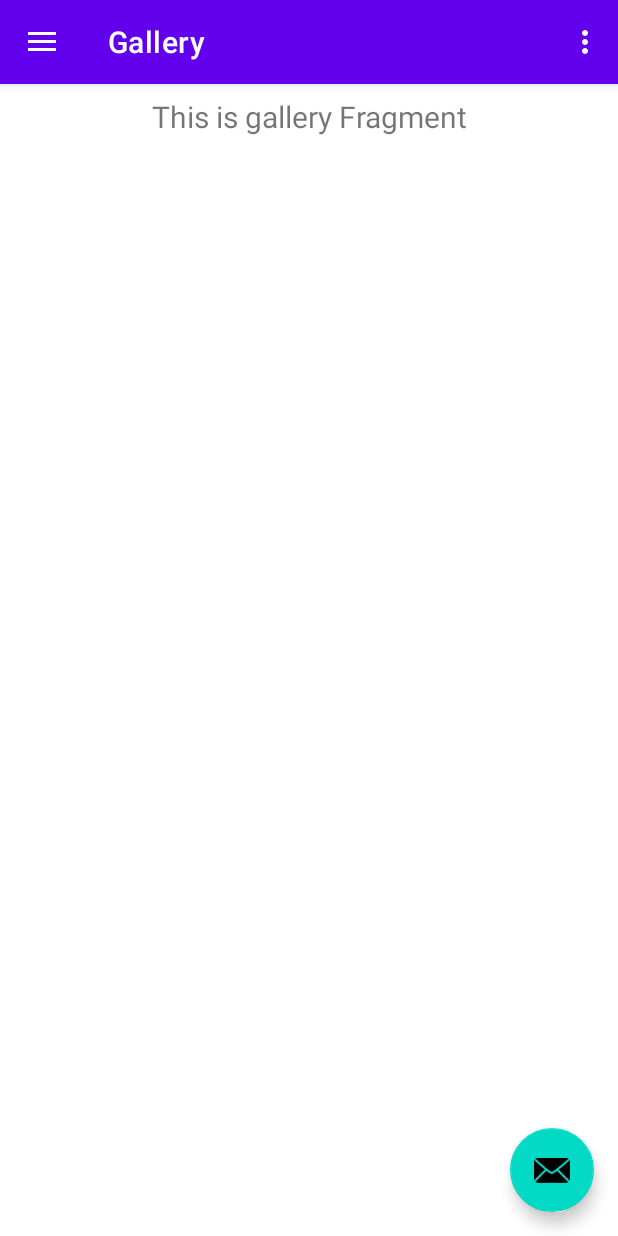
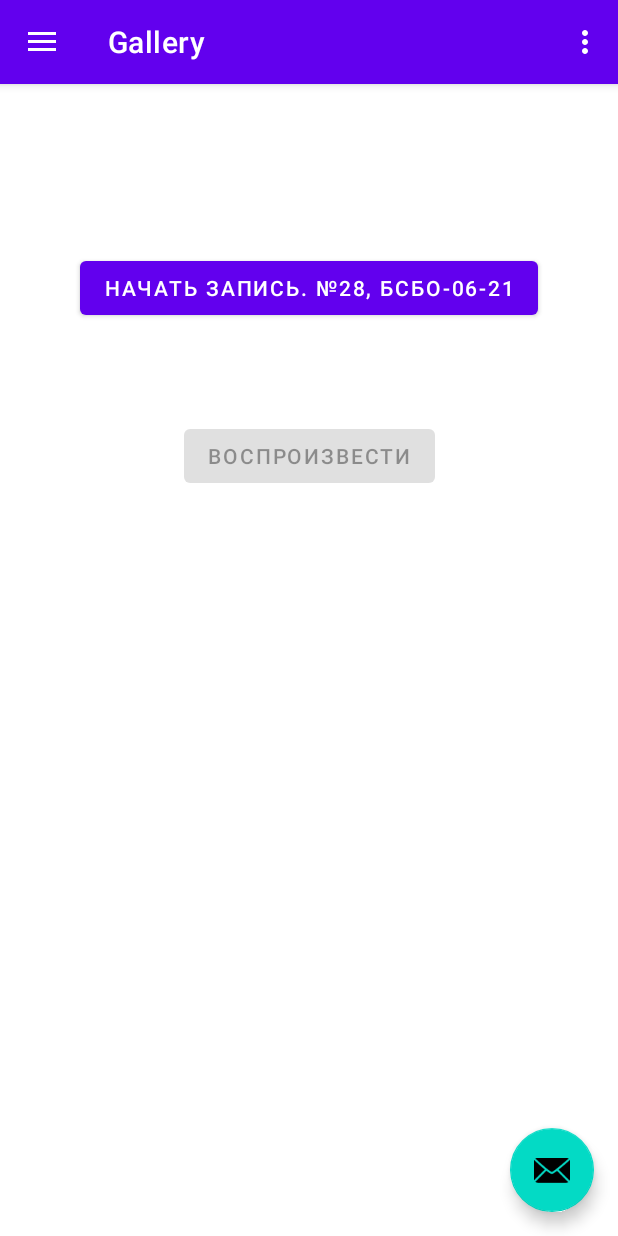
Before and after one commit to shumSe/MireaProject, an Android app: the screen it shows after launch once a user with an empty profile is signed in (MainActivity), in the side drawer, after a tap on "Gallery", on a phone screen of 412 x 824 dp. Run offline under Robolectric (Android 15) with nearby library versions, the phone set to English and light mode, and no system bars; our stand-ins replace Firebase (no records; nobody signed in at launch, a user with empty details on screens opened directly), navigation-ui.

Commit message:
Ambient temperature, profile, audio recorder

```diff
--- a/app/build.gradle
+++ b/app/build.gradle
@@ -53,6 +53,7 @@ dependencies {
     // Datafaker
     implementation 'net.datafaker:datafaker:1.9.0'
     implementation 'com.google.firebase:firebase-auth-ktx:22.0.0'
+    implementation 'androidx.legacy:legacy-support-v4:1.0.0'
 
     testImplementation 'junit:junit:4.13.2'
     androidTestImplementation 'androidx.test.ext:junit:1.1.5'
--- a/app/src/main/java/ru/mirea/shumikhin/mireaproject/ui/gallery/GalleryFragment.kt
+++ b/app/src/main/java/ru/mirea/shumikhin/mireaproject/ui/gallery/GalleryFragment.kt
@@ -1,42 +1,143 @@
 package ru.mirea.shumikhin.mireaproject.ui.gallery
 
+import android.Manifest
+import android.content.pm.PackageManager
+import android.media.MediaPlayer
+import android.media.MediaRecorder
 import android.os.Bundle
+import android.os.Environment
+import android.util.Log
 import android.view.LayoutInflater
 import android.view.View
 import android.view.ViewGroup
-import android.widget.TextView
+import androidx.core.app.ActivityCompat
+import androidx.core.content.ContextCompat
 import androidx.fragment.app.Fragment
-import androidx.lifecycle.ViewModelProvider
 import ru.mirea.shumikhin.mireaproject.databinding.FragmentGalleryBinding
+import java.io.File
+import java.io.IOException
 
 class GalleryFragment : Fragment() {
 
-    private var _binding: FragmentGalleryBinding? = null
+    private lateinit var binding: FragmentGalleryBinding
+    private val REQUEST_CODE_PERMISSION = 200
+    private var isWork = false
+    private var recorder: MediaRecorder? = null
+    private var player: MediaPlayer? = null
+    private var recordFilePath: String = ""
+    private val TAG = GalleryFragment::class.java.simpleName
 
-    // This property is only valid between onCreateView and
-    // onDestroyView.
-    private val binding get() = _binding!!
 
     override fun onCreateView(
         inflater: LayoutInflater,
         container: ViewGroup?,
         savedInstanceState: Bundle?
     ): View {
-        val galleryViewModel =
-            ViewModelProvider(this).get(GalleryViewModel::class.java)
+        binding = FragmentGalleryBinding.inflate(inflater, container, false)
 
-        _binding = FragmentGalleryBinding.inflate(inflater, container, false)
-        val root: View = binding.root
+        checkPermissions()
+        var isStartRecording = true
+        var isStartPlaying = true
+        binding.btnPlay.isEnabled = false
+        recordFilePath = File(
+            requireActivity().getExternalFilesDir(Environment.DIRECTORY_MUSIC),
+            "/audiorecordtest.3gp"
+        ).absolutePath
 
-        val textView: TextView = binding.textGallery
-        galleryViewModel.text.observe(viewLifecycleOwner) {
-            textView.text = it
+        binding.btnRecord.setOnClickListener {
+            if (isStartRecording) {
+                binding.btnRecord.text = "Stop recording";
+                binding.btnPlay.isEnabled = false;
+                startRecording()
+            } else {
+                binding.btnRecord.text = "Start recording";
+                binding.btnPlay.isEnabled = true;
+                stopRecording()
+            }
+            isStartRecording = !isStartRecording;
         }
-        return root
+        binding.btnPlay.setOnClickListener {
+            if (isStartPlaying) {
+                binding.btnPlay.text = "Stop playing";
+                binding.btnRecord.isEnabled = false;
+                startPlaying()
+            } else {
+                binding.btnPlay.text = "Start playing";
+                binding.btnRecord.isEnabled = false;
+                stopPlaying()
+            }
+            isStartPlaying = !isStartPlaying;
+        }
+
+        return binding.root
     }
 
-    override fun onDestroyView() {
-        super.onDestroyView()
-        _binding = null
+    private fun startRecording() {
+        recorder = MediaRecorder()
+        recorder?.setAudioSource(MediaRecorder.AudioSource.MIC)
+        recorder?.setOutputFormat(MediaRecorder.OutputFormat.THREE_GPP)
+        recorder?.setOutputFile(recordFilePath)
+        recorder?.setAudioEncoder(MediaRecorder.AudioEncoder.AMR_NB)
+        try {
+            recorder!!.prepare()
+        } catch (e: IOException) {
+            Log.e(TAG, "prepare() failed")
+        }
+        recorder?.start()
+    }
+
+    private fun stopRecording() {
+        recorder?.stop()
+        recorder?.release()
+        recorder = null
+    }
+
+    private fun startPlaying() {
+        player = MediaPlayer()
+        try {
+            player!!.setDataSource(recordFilePath)
+            player!!.prepare()
+            player!!.start()
+        } catch (e: IOException) {
+            Log.e(TAG, "prepare() failed")
+        }
+    }
+
+    private fun stopPlaying() {
+        player!!.release()
+        player = null
+    }
+
+    private fun checkPermissions() {
+        val audioRecordPermissionStatus = ContextCompat.checkSelfPermission(
+            requireContext(),
+            Manifest.permission.RECORD_AUDIO
+        )
+        val storagePermissionStatus =
+            ContextCompat.checkSelfPermission(requireContext(), Manifest.permission.WRITE_EXTERNAL_STORAGE)
+        if (audioRecordPermissionStatus == PackageManager.PERMISSION_GRANTED && storagePermissionStatus
+            == PackageManager.PERMISSION_GRANTED
+        ) {
+            isWork = true
+        } else {
+            ActivityCompat.requestPermissions(
+                requireActivity(), arrayOf(
+                    Manifest.permission.RECORD_AUDIO,
+                    Manifest.permission.WRITE_EXTERNAL_STORAGE
+                ), REQUEST_CODE_PERMISSION
+            )
+        }
+    }
+
+    override fun onRequestPermissionsResult(
+        requestCode: Int,
+        permissions: Array<String?>,
+        grantResults: IntArray
+    ) {
+        super.onRequestPermissionsResult(requestCode, permissions, grantResults)
+        when (requestCode) {
+            REQUEST_CODE_PERMISSION -> isWork = grantResults[0] == PackageManager.PERMISSION_GRANTED
+        }
+        if (!isWork) requireActivity().finish()
     }
 }
--- a/app/src/main/java/ru/mirea/shumikhin/mireaproject/ui/home/HomeFragment.kt
+++ b/app/src/main/java/ru/mirea/shumikhin/mireaproject/ui/home/HomeFragment.kt
@@ -40,24 +40,15 @@ class HomeFragment : Fragment() {
             textView.text = it
         }
 
-        initWorker()
-
-        return root
-    }
-
-    private fun initWorker() {
         binding.btnStartWorker.setOnClickListener {
             val workRequest = OneTimeWorkRequest.Builder(WorkerRandomizer::class.java).build()
             WorkManager
                 .getInstance(requireContext())
                 .enqueue(workRequest)
+            binding.tvRandom.text = "${getWorkerMessage()}"
         }
-        lifecycleScope.launch {
-            repeat(Int.MAX_VALUE) {
-                binding.tvRandom.text = "${getWorkerMessage()}"
-                delay(1000)
-            }
-        }
+
+        return root
     }
 
     private fun getWorkerMessage(): String? {
--- /dev/null
+++ b/app/src/main/res/drawable/baseline_device_thermostat_24.xml
@@ -0,0 +1,5 @@
+<vector android:height="24dp" android:tint="#000000"
+    android:viewportHeight="24" android:viewportWidth="24"
+    android:width="24dp" xmlns:android="http://schemas.android.com/apk/res/android">
+    <path android:fillColor="@android:color/white" android:pathData="M15,13L15,5c0,-1.66 -1.34,-3 -3,-3S9,3.34 9,5v8c-1.21,0.91 -2,2.37 -2,4 0,2.76 2.24,5 5,5s5,-2.24 5,-5c0,-1.63 -0.79,-3.09 -2,-4zM11,5c0,-0.55 0.45,-1 1,-1s1,0.45 1,1h-1v1h1v2h-1v1h1v2h-2L11,5z"/>
+</vector>
--- /dev/null
+++ b/app/src/main/res/drawable/baseline_person_pin_24.xml
@@ -0,0 +1,5 @@
+<vector android:height="24dp" android:tint="#000000"
+    android:viewportHeight="24" android:viewportWidth="24"
+    android:width="24dp" xmlns:android="http://schemas.android.com/apk/res/android">
+    <path android:fillColor="@android:color/white" android:pathData="M12,2c-4.97,0 -9,4.03 -9,9 0,4.17 2.84,7.67 6.69,8.69L12,22l2.31,-2.31C18.16,18.67 21,15.17 21,11c0,-4.97 -4.03,-9 -9,-9zM12,4c1.66,0 3,1.34 3,3s-1.34,3 -3,3 -3,-1.34 -3,-3 1.34,-3 3,-3zM12,18.3c-2.5,0 -4.71,-1.28 -6,-3.22 0.03,-1.99 4,-3.08 6,-3.08 1.99,0 5.97,1.09 6,3.08 -1.29,1.94 -3.5,3.22 -6,3.22z"/>
+</vector>
--- a/app/src/main/res/layout/fragment_gallery.xml
+++ b/app/src/main/res/layout/fragment_gallery.xml
@@ -6,17 +6,23 @@
     android:layout_height="match_parent"
     tools:context=".ui.gallery.GalleryFragment">
 
-    <TextView
-        android:id="@+id/text_gallery"
-        android:layout_width="match_parent"
+    <Button
+        android:id="@+id/btnRecord"
+        android:layout_width="wrap_content"
         android:layout_height="wrap_content"
-        android:layout_marginStart="8dp"
-        android:layout_marginTop="8dp"
-        android:layout_marginEnd="8dp"
-        android:textAlignment="center"
-        android:textSize="20sp"
+        android:text="Начать запись. №28, БСБО-06-21"
         app:layout_constraintBottom_toBottomOf="parent"
         app:layout_constraintEnd_toEndOf="parent"
         app:layout_constraintStart_toStartOf="parent"
         app:layout_constraintTop_toTopOf="parent" />
+
+    <Button
+        android:id="@+id/btnPlay"
+        android:layout_width="wrap_content"
+        android:layout_height="wrap_content"
+        android:layout_marginTop="64dp"
+        android:text="Воспроизвести"
+        app:layout_constraintEnd_toEndOf="parent"
+        app:layout_constraintStart_toStartOf="parent"
+        app:layout_constraintTop_toBottomOf="@+id/btnRecord" />
 </androidx.constraintlayout.widget.ConstraintLayout>
--- a/app/src/main/res/menu/activity_main_drawer.xml
+++ b/app/src/main/res/menu/activity_main_drawer.xml
@@ -24,5 +24,15 @@
             android:id="@+id/nav_data"
             android:icon="@drawable/ic_data"
             android:title="@string/android_development_title" />
+        <item
+            android:id="@+id/nav_profile"
+            android:icon="@drawable/baseline_person_pin_24"
+            android:title="Profile"
+            />
+        <item
+            android:id="@+id/nav_temperature"
+            android:icon="@drawable/baseline_device_thermostat_24"
+            android:title="Ambient Temp"
+            />
     </group>
 </menu>
--- a/app/src/main/res/navigation/mobile_navigation.xml
+++ b/app/src/main/res/navigation/mobile_navigation.xml
@@ -33,5 +33,15 @@
         android:name="ru.mirea.shumikhin.mireaproject.ui.DataFragment"
         android:label="fragment_data"
         tools:layout="@layout/fragment_data" />
+    <fragment
+        android:id="@+id/nav_profile"
+        android:name="ru.mirea.shumikhin.mireaproject.ui.profile.ProfileFragment"
+        android:label="fragment_profile"
+        tools:layout="@layout/fragment_profile" />
+    <fragment
+        android:id="@+id/nav_temperature"
+        android:name="ru.mirea.shumikhin.mireaproject.ui.temperature_sensor.AmbientTemperatureFragment"
+        android:label="fragment_ambient_temperature"
+        tools:layout="@layout/fragment_ambient_temperature" />
 
 </navigation>
--- /dev/null
+++ b/app/src/main/res/xml/paths.xml
@@ -0,0 +1,4 @@
+<?xml version="1.0" encoding="utf-8"?>
+<paths xmlns:android="http://schemas.android.com/apk/res/android">
+    <external-files-path name="images" path="Pictures" />
+</paths>
```
Also changed, not shown: app/src/main/AndroidManifest.xml (+17 -0 lines), app/src/main/java/ru/mirea/shumikhin/mireaproject/ui/profile/ProfileFragment.kt (added, +166 -0 lines), app/src/main/java/ru/mirea/shumikhin/mireaproject/ui/profile/ProfileViewModel.kt (added, +7 -0 lines), app/src/main/java/ru/mirea/shumikhin/mireaproject/ui/temperature_sensor/AmbientTemperatureFragment.kt (added, +54 -0 lines), app/src/main/java/ru/mirea/shumikhin/mireaproject/ui/temperature_sensor/AmbientTemperatureViewModel.kt (added, +7 -0 lines), app/src/main/res/drawable/black_border.xml (added, +8 -0 lines), app/src/main/res/layout/fragment_ambient_temperature.xml (added, +36 -0 lines), app/src/main/res/layout/fragment_profile.xml (added, +122 -0 lines), 1 other file.
